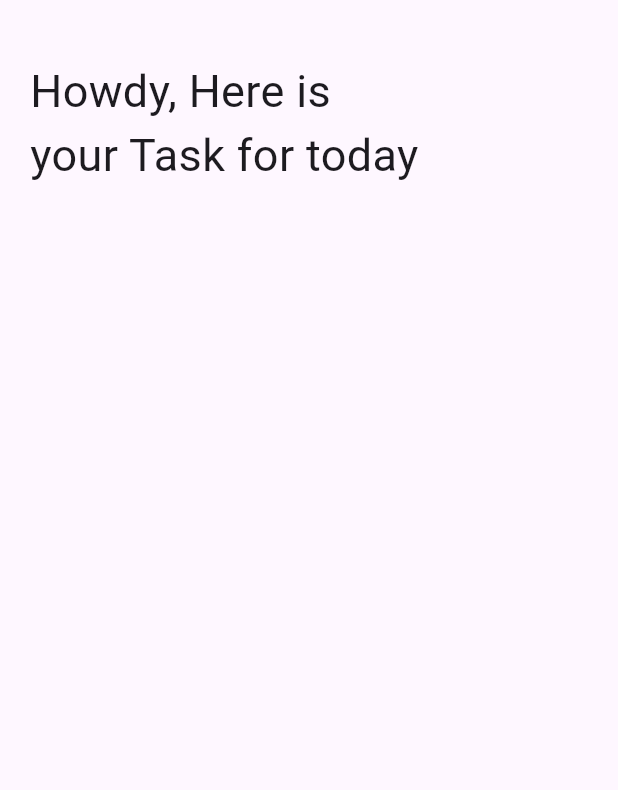
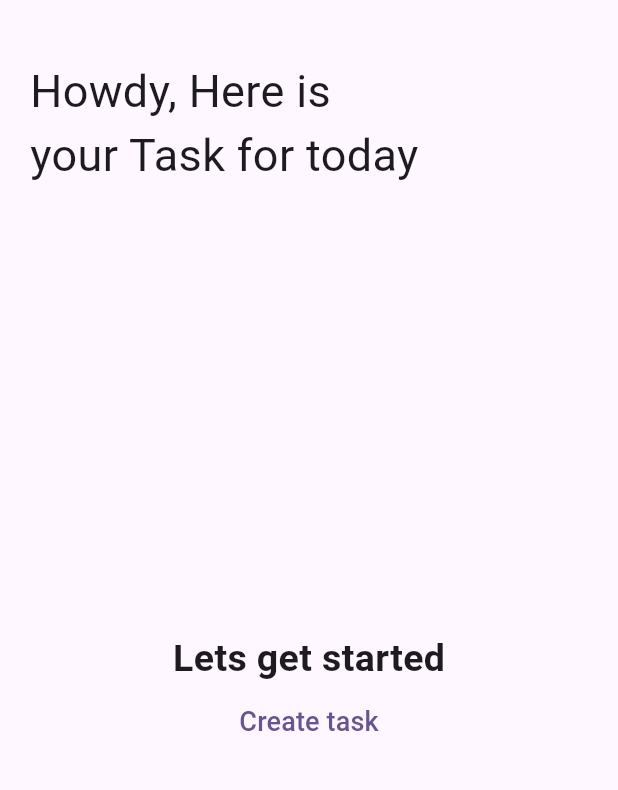
Before and after one commit to kasujjabash/To-do-app, a Flutter app: the screen it shows after launch, on a phone screen of 412 x 824 dp, the part 63-853 px from its top. Run offline on Flutter 3.47's test engine with Material 3 defaults, Android fonts, the phone set to English and light mode, and no system bars; our stand-ins replace flutter_slidable, get, hive, hive_flutter; accounts and stored records are empty.

Commit message:
Ui modifications

```diff
--- a/lib/screens/home.dart
+++ b/lib/screens/home.dart
@@ -4,6 +4,7 @@ import 'package:hive_flutter/hive_flutter.dart';
 import 'package:todo/constants/hive/hive_constants.dart';
 import 'package:todo/controllers/task_controller.dart';
 import 'package:todo/models/hive/task_module.dart';
+import 'package:todo/screens/calender.dart';
 
 import '../components/tiles/task_tile.dart';
 import '../components/widgets/my_alert_dialog.dart';
@@ -32,15 +33,22 @@ class _HomeState extends State<Home> {
                   onTap: () {
                     showDialog(
                       context: context,
-                      builder: (context) => MyAlertDialog(
-
-                      ),
+                      builder: (context) => const MyAlertDialog(),
                     );
                   },
                   child: const Icon(Icons.add),
                 ),
                 const SizedBox(width: 20),
-                const Icon(Icons.calendar_month_outlined),
+                GestureDetector(
+                    onTap: () {
+                      Navigator.push(
+                        context,
+                        MaterialPageRoute(
+                          builder: (context) => const Calender(),
+                        ),
+                      );
+                    },
+                    child: const Icon(Icons.calendar_month_outlined)),
               ],
             ),
           ),
@@ -65,7 +73,40 @@ class _HomeState extends State<Home> {
                     valueListenable: taskModueBox.listenable(),
                     builder: (context, box, widget) {
                       List<TaskModule> taskList = box.values.toList();
-                      return ListView.builder(
+
+                      return taskList.isEmpty
+                          ? Expanded(
+                              child: Center(
+                                child: Column(
+                                  // crossAxisAlignment: CrossAxisAlignment.center,
+                                  mainAxisAlignment: MainAxisAlignment.center,
+                                  children: [
+                                    const Text(
+                                      "Lets get started",
+                                      style: TextStyle(
+                                          fontSize: 25,
+                                          fontWeight: FontWeight.bold),
+                                    ),
+                                    TextButton(
+                                      onPressed: () {
+                                        showDialog(
+                                          context: context,
+                                          builder: (context) =>
+                                              const MyAlertDialog(),
+                                        );
+                                      },
+                                      child: const Text(
+                                        "Create task",
+                                        style: TextStyle(
+                                          fontSize: 18,
+                                        ),
+                                      ),
+                                    )
+                                  ],
+                                ),
+                              ),
+                            )
+                          : ListView.builder(
                               itemCount: taskList.length,
                               itemBuilder: (context, index) {
                                 TaskModule task = taskList[index];
```
Also changed, not shown: lib/screens/calender.dart (added, +14 -0 lines). Lines whose indentation alone changed are shown as unchanged.
